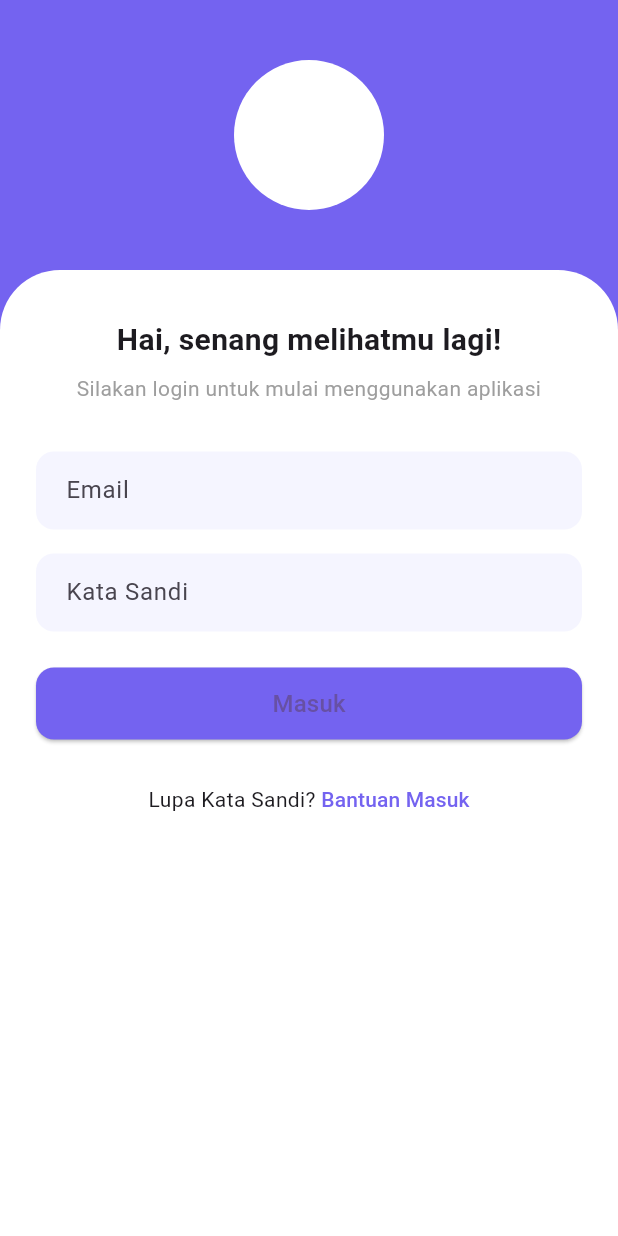
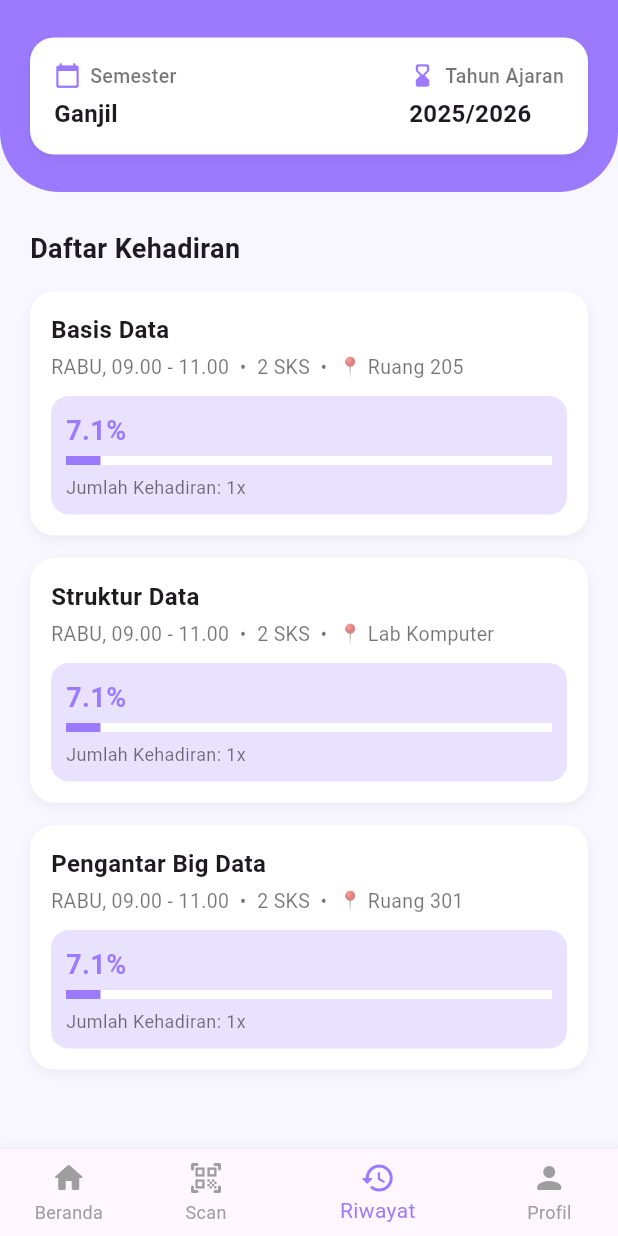
Before and after one commit to zaenalrfn/Pemrograman-Aplikasi-Mobile, a Flutter app: the screen it shows after launch, after a tap on "Masuk", on a phone screen of 412 x 824 dp. Run offline on Flutter 3.47's test engine with Material 3 defaults, Android fonts, the phone set to English and light mode, and no system bars.

Commit message:
feat: history page

```diff
--- a/lib/login_page.dart
+++ b/lib/login_page.dart
@@ -1,4 +1,5 @@
 import 'package:flutter/material.dart';
+import 'riwayat_page.dart';
 
 class LoginPage extends StatelessWidget {
   const LoginPage({super.key});
@@ -16,10 +17,7 @@ class LoginPage extends StatelessWidget {
             const SizedBox(height: 40),
 
             // Avatar putih
-            const CircleAvatar(
-              radius: 50,
-              backgroundColor: Colors.white,
-            ),
+            const CircleAvatar(radius: 50, backgroundColor: Colors.white),
             const SizedBox(height: 40),
 
             // Bagian bawah putih melengkung
@@ -33,7 +31,10 @@ class LoginPage extends StatelessWidget {
                     topRight: Radius.circular(40),
                   ),
                 ),
-                padding: const EdgeInsets.symmetric(horizontal: 24, vertical: 32),
+                padding: const EdgeInsets.symmetric(
+                  horizontal: 24,
+                  vertical: 32,
+                ),
                 child: SingleChildScrollView(
                   child: Column(
                     crossAxisAlignment: CrossAxisAlignment.center,
@@ -61,7 +62,9 @@ class LoginPage extends StatelessWidget {
                           filled: true,
                           fillColor: const Color(0xFFF5F5FF),
                           contentPadding: const EdgeInsets.symmetric(
-                              horizontal: 16, vertical: 14),
+                            horizontal: 16,
+                            vertical: 14,
+                          ),
                           border: OutlineInputBorder(
                             borderRadius: BorderRadius.circular(12),
                             borderSide: BorderSide.none,
@@ -79,7 +82,9 @@ class LoginPage extends StatelessWidget {
                           filled: true,
                           fillColor: const Color(0xFFF5F5FF),
                           contentPadding: const EdgeInsets.symmetric(
-                              horizontal: 16, vertical: 14),
+                            horizontal: 16,
+                            vertical: 14,
+                          ),
                           border: OutlineInputBorder(
                             borderRadius: BorderRadius.circular(12),
                             borderSide: BorderSide.none,
@@ -99,7 +104,14 @@ class LoginPage extends StatelessWidget {
                               borderRadius: BorderRadius.circular(12),
                             ),
                           ),
-                          onPressed: () {},
+                          onPressed: () {
+                            Navigator.pushReplacement(
+                              context,
+                              MaterialPageRoute(
+                                builder: (context) => RiwayatPage(),
+                              ),
+                            );
+                          },
                           child: const Text(
                             "Masuk",
                             style: TextStyle(fontSize: 16),
--- /dev/null
+++ b/lib/riwayat_page.dart
@@ -0,0 +1,237 @@
+import 'package:flutter/material.dart';
+
+class RiwayatPage extends StatelessWidget {
+  const RiwayatPage({super.key});
+
+  @override
+  Widget build(BuildContext context) {
+    return Scaffold(
+      backgroundColor: const Color(0xFFF8F6FF),
+      appBar: AppBar(
+        backgroundColor: const Color(0xFF9B7AFD),
+        elevation: 0,
+        toolbarHeight: 0, // agar tidak ada appbar atas
+      ),
+      body: SingleChildScrollView(
+        child: Column(
+          children: [
+            // Header card semester & tahun ajaran
+            Container(
+              decoration: const BoxDecoration(
+                color: Color(0xFF9B7AFD),
+                borderRadius: BorderRadius.only(
+                  bottomLeft: Radius.circular(40),
+                  bottomRight: Radius.circular(40),
+                ),
+              ),
+              child: Padding(
+                padding: const EdgeInsets.symmetric(horizontal: 20, vertical: 25),
+                child: Column(
+                  children: [
+                    Container(
+                      padding: const EdgeInsets.all(16),
+                      decoration: BoxDecoration(
+                        color: Colors.white,
+                        borderRadius: BorderRadius.circular(16),
+                        boxShadow: [
+                          BoxShadow(
+                            color: Colors.black.withOpacity(0.05),
+                            blurRadius: 6,
+                            offset: const Offset(0, 3),
+                          ),
+                        ],
+                      ),
+                      child: Row(
+                        mainAxisAlignment: MainAxisAlignment.spaceBetween,
+                        children: [
+                          Column(
+                            crossAxisAlignment: CrossAxisAlignment.start,
+                            children: const [
+                              Row(
+                                children: [
+                                  Icon(Icons.calendar_today_rounded,
+                                      color: Color(0xFF9B7AFD), size: 18),
+                                  SizedBox(width: 6),
+                                  Text("Semester",
+                                      style: TextStyle(
+                                          color: Colors.black54,
+                                          fontSize: 13,
+                                          fontWeight: FontWeight.w500)),
+                                ],
+                              ),
+                              SizedBox(height: 4),
+                              Text("Ganjil",
+                                  style: TextStyle(
+                                      fontSize: 16,
+                                      fontWeight: FontWeight.bold)),
+                            ],
+                          ),
+                          Column(
+                            crossAxisAlignment: CrossAxisAlignment.start,
+                            children: const [
+                              Row(
+                                children: [
+                                  Icon(Icons.hourglass_bottom_rounded,
+                                      color: Color(0xFF9B7AFD), size: 18),
+                                  SizedBox(width: 6),
+                                  Text("Tahun Ajaran",
+                                      style: TextStyle(
+                                          color: Colors.black54,
+                                          fontSize: 13,
+                                          fontWeight: FontWeight.w500)),
+                                ],
+                              ),
+                              SizedBox(height: 4),
+                              Text("2025/2026",
+                                  style: TextStyle(
+                                      fontSize: 16,
+                                      fontWeight: FontWeight.bold)),
+                            ],
+                          ),
+                        ],
+                      ),
+                    ),
+                  ],
+                ),
+              ),
+            ),
+
+            // Daftar Kehadiran
+            Padding(
+              padding: const EdgeInsets.symmetric(horizontal: 20, vertical: 25),
+              child: Column(
+                crossAxisAlignment: CrossAxisAlignment.start,
+                children: [
+                  const Text(
+                    "Daftar Kehadiran",
+                    style: TextStyle(
+                        fontSize: 18, fontWeight: FontWeight.bold),
+                  ),
+                  const SizedBox(height: 15),
+                  buildKehadiranCard(
+                    "Basis Data",
+                    "RABU, 09.00 - 11.00",
+                    "2 SKS",
+                    "Ruang 205",
+                    "7.1%",
+                    "1x",
+                  ),
+                  buildKehadiranCard(
+                    "Struktur Data",
+                    "RABU, 09.00 - 11.00",
+                    "2 SKS",
+                    "Lab Komputer",
+                    "7.1%",
+                    "1x",
+                  ),
+                  buildKehadiranCard(
+                    "Pengantar Big Data",
+                    "RABU, 09.00 - 11.00",
+                    "2 SKS",
+                    "Ruang 301",
+                    "7.1%",
+                    "1x",
+                  ),
+                ],
+              ),
+            ),
+          ],
+        ),
+      ),
+
+      // Bottom Navigation
+      bottomNavigationBar: BottomNavigationBar(
+        currentIndex: 2, // tab Riwayat aktif
+        selectedItemColor: const Color(0xFF9B7AFD),
+        unselectedItemColor: Colors.grey,
+        showUnselectedLabels: true,
+        items: const [
+          BottomNavigationBarItem(
+            icon: Icon(Icons.home_rounded),
+            label: "Beranda",
+          ),
+          BottomNavigationBarItem(
+            icon: Icon(Icons.qr_code_scanner_rounded),
+            label: "Scan",
+          ),
+          BottomNavigationBarItem(
+            icon: Icon(Icons.history_rounded),
+            label: "Riwayat",
+          ),
+          BottomNavigationBarItem(
+            icon: Icon(Icons.person_rounded),
+            label: "Profil",
+          ),
+        ],
+      ),
+    );
+  }
+
+  // Widget card kehadiran
+  Widget buildKehadiranCard(String nama, String jadwal, String sks,
+      String ruang, String persentase, String jumlah) {
+    return Container(
+      margin: const EdgeInsets.only(bottom: 15),
+      padding: const EdgeInsets.all(14),
+      decoration: BoxDecoration(
+        color: Colors.white,
+        borderRadius: BorderRadius.circular(16),
+        boxShadow: [
+          BoxShadow(
+            color: Colors.black.withOpacity(0.05),
+            blurRadius: 6,
+            offset: const Offset(0, 3),
+          ),
+        ],
+      ),
+      child: Column(
+        crossAxisAlignment: CrossAxisAlignment.start,
+        children: [
+          Text(
+            nama,
+            style: const TextStyle(
+                fontSize: 16, fontWeight: FontWeight.bold),
+          ),
+          const SizedBox(height: 4),
+          Text(
+            "$jadwal  •  $sks  •  📍 $ruang",
+            style: const TextStyle(color: Colors.black54, fontSize: 13),
+          ),
+          const SizedBox(height: 10),
+          Container(
+            padding: const EdgeInsets.all(10),
+            decoration: BoxDecoration(
+              color: const Color(0xFFE9E2FF),
+              borderRadius: BorderRadius.circular(12),
+            ),
+            child: Column(
+              crossAxisAlignment: CrossAxisAlignment.start,
+              children: [
+                Text(
+                  persentase,
+                  style: const TextStyle(
+                      fontSize: 18,
+                      fontWeight: FontWeight.bold,
+                      color: Color(0xFF9B7AFD)),
+                ),
+                const SizedBox(height: 4),
+                LinearProgressIndicator(
+                  value: 0.071,
+                  minHeight: 6,
+                  backgroundColor: Colors.white,
+                  valueColor: const AlwaysStoppedAnimation(Color(0xFF9B7AFD)),
+                ),
+                const SizedBox(height: 6),
+                Text(
+                  "Jumlah Kehadiran: $jumlah",
+                  style: const TextStyle(
+                      fontSize: 12, color: Colors.black54),
+                ),
+              ],
+            ),
+          ),
+        ],
+      ),
+    );
+  }
+}
```
